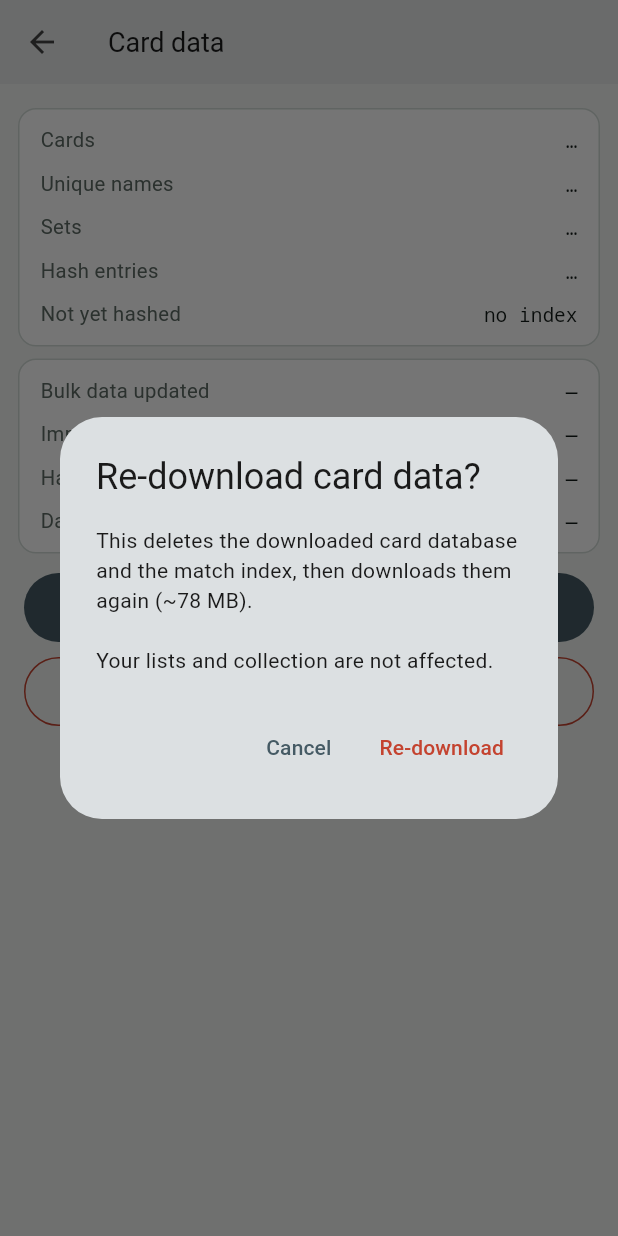
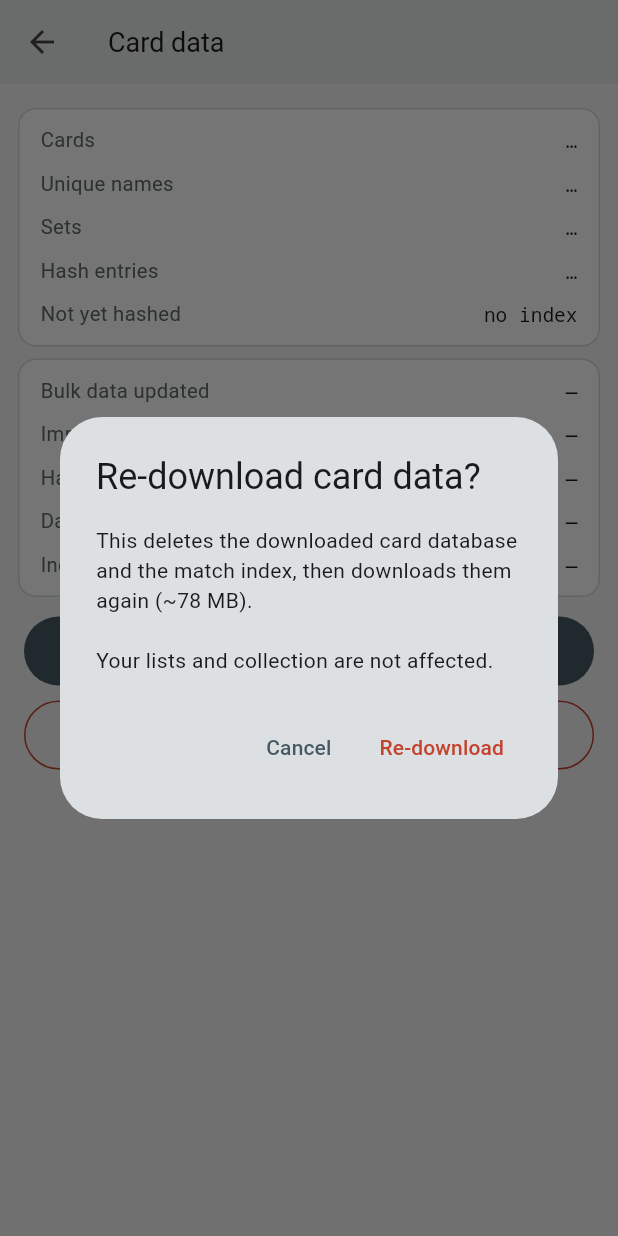
Before and after one commit to Pallrp/MtgHomunculus, a Flutter app: the CardDataScreen screen opened directly with empty values, after a tap on "Check for updates", after a tap on "Dismiss", after a tap on "Re-download card data", on a phone screen of 412 x 824 dp. Run offline on Flutter 3.47's test engine with Material 3 defaults, Android fonts, the phone set to English and light mode, and no system bars; our stand-ins replace cached_network_image, camera, drift, flutter_cache_manager, flutter_colorpicker, flutter_secure_storage and 6 more; missing offline and left inert: flutter_foreground_task, google_mlkit_text_recognition, opencv_dart; accounts and stored records are empty; generated files the repository leaves out were written again; network calls fail.

Commit message:
feat: the card data screen shows the match index's size on disk
Co-Authored-By: Claude Opus 5.5 <noreply@anthropic.com>

```diff
--- a/mtg_homunculus/lib/features/card_lookup/screens/card_data_screen.dart
+++ b/mtg_homunculus/lib/features/card_lookup/screens/card_data_screen.dart
@@ -52,6 +52,7 @@ class _CardDataScreenState extends State<CardDataScreen> {
 
   int? _hashEntries;
   String? _hashVersion;
+  int? _hashBytes;
 
 
   CardDataUpdater get _updater => CardDataUpdater.instance;
@@ -96,10 +97,13 @@ class _CardDataScreenState extends State<CardDataScreen> {
     // Index second: it is the slow half, and the panel above is already legible
     // without it.
     final index = await HashIndex.load();
+    final indexFile = await HashIndex.file();
+    final indexBytes = await indexFile.exists() ? await indexFile.length() : null;
     if (!mounted) return;
     setState(() {
       _hashEntries = index?.count;
       _hashVersion = index == null ? null : DHash.version;
+      _hashBytes = indexBytes;
     });
 
     // And the backlog last. It needs every id in the index plus every hashable
@@ -182,6 +186,7 @@ class _CardDataScreenState extends State<CardDataScreen> {
             _Row(label: 'Imported', value: _date(_importedAt)),
             _Row(label: 'Hash version', value: _hashVersion ?? '—'),
             _Row(label: 'Database size', value: _megabytes(_dbBytes)),
+            _Row(label: 'Index size', value: _megabytes(_hashBytes)),
           ]),
           // The Update and the hash job block each other, so all three
           // controls below listen to both.
```
